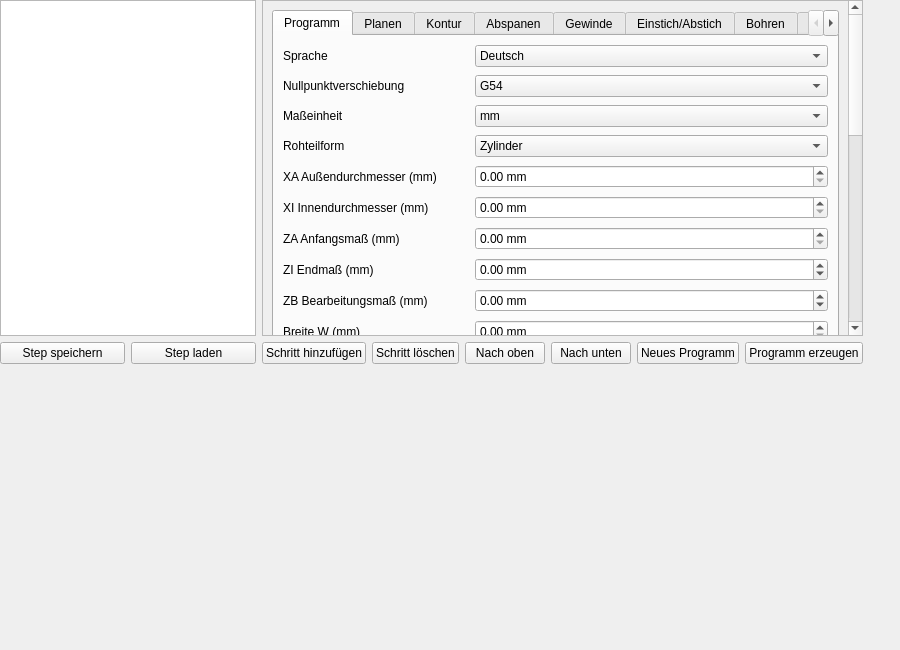
This is lathe_easystep.ui in peter-pan08/LatheEasyStep as Qt 5 draws it before an edit. The edited form follows.
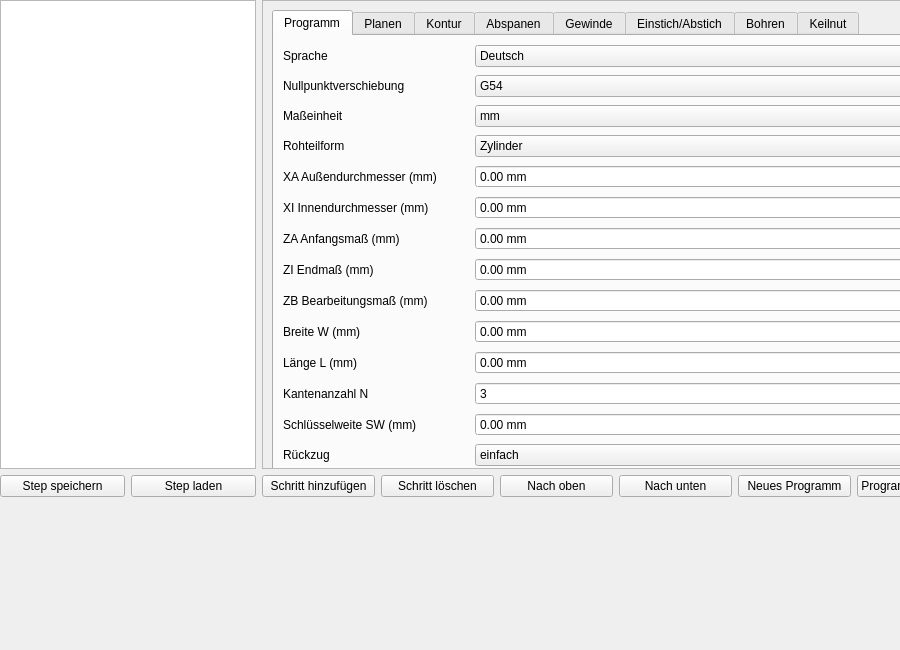
This is the edited form. Custom widgets are drawn as their Qt base class.

```diff
--- a/lathe_easystep.ui
+++ b/lathe_easystep.ui
@@ -20,6 +20,14 @@
     <string>Lathe Conversational</string>
    </property>
   <widget class="QWidget" name="contentWidget">
+   <property name="geometry">
+    <rect>
+     <x>0</x>
+     <y>0</y>
+     <width>975</width>
+     <height>497</height>
+    </rect>
+   </property>
    <property name="sizePolicy">
     <sizepolicy hsizetype="Expanding" vsizetype="Expanding">
      <horstretch>0</horstretch>
@@ -82,8 +90,8 @@
            <rect>
             <x>0</x>
             <y>0</y>
-            <width>100</width>
-            <height>100</height>
+             <width>689</width>
+             <height>939</height>
            </rect>
           </property>
           <layout class="QVBoxLayout" name="scrollAreaLayout">
```
Left out of the diff: 343 changed lines with no effect on the pictures. Lines whose indentation alone changed are shown as unchanged.
